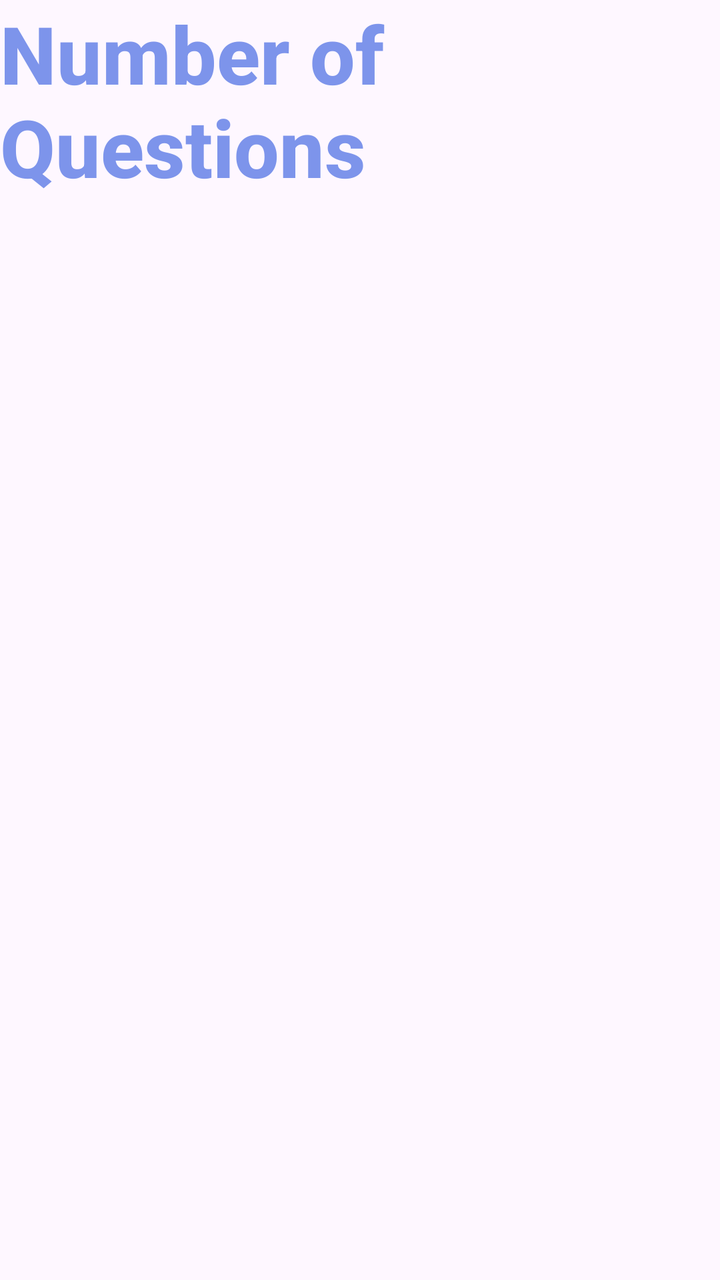
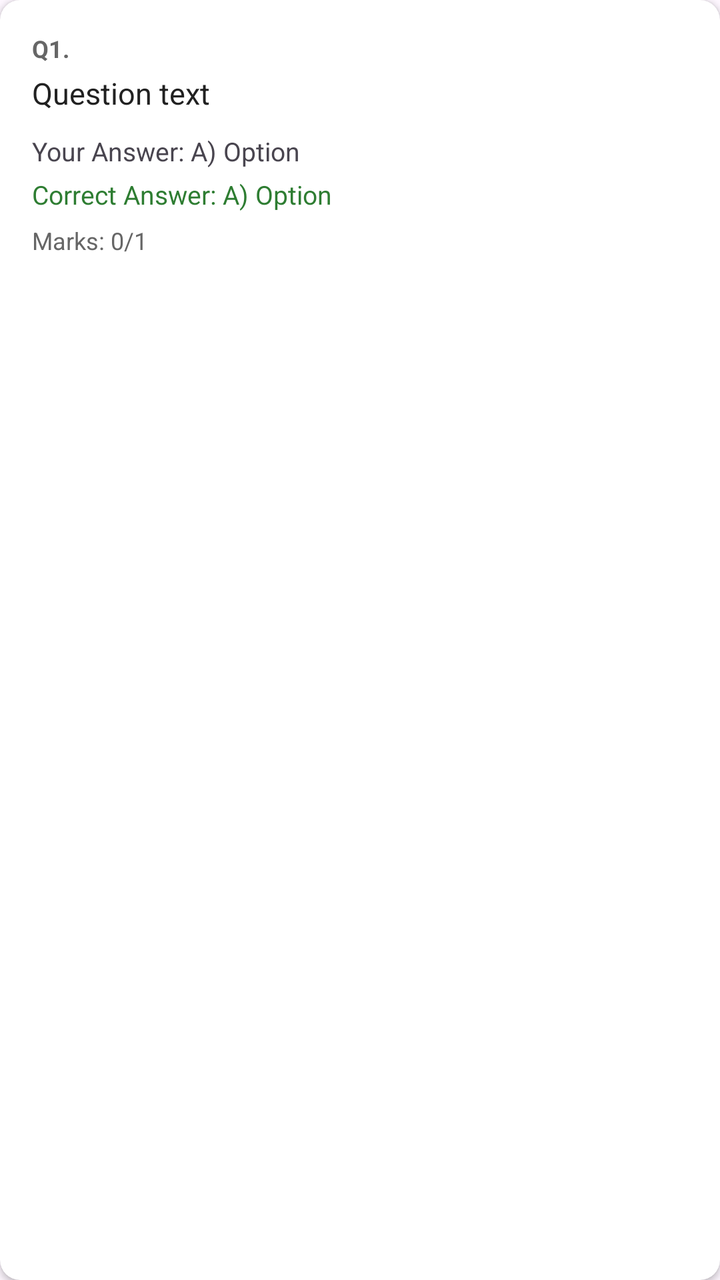

Two renders of the same Android screen: before a commit and after it. Below are the layout's source before the change and the commit's diff.
<!-- AndroidManifest.xml: application theme Theme.EduQuiz -->
<!-- res/layout/activity_result.xml -->
<?xml version="1.0" encoding="utf-8"?>
<androidx.constraintlayout.widget.ConstraintLayout xmlns:android="http://schemas.android.com/apk/res/android"
    xmlns:app="http://schemas.android.com/apk/res-auto"
    xmlns:tools="http://schemas.android.com/tools"
    android:id="@+id/main"
    android:layout_width="match_parent"
    android:layout_height="match_parent"
    tools:context=".studentactivities.ResultActivity">

    <TextView
        android:layout_width="match_parent"
        android:layout_height="wrap_content"
        android:text="Number of Questions"
        android:textColor="@color/blue"
        android:textSize="40dp"
        android:textStyle="bold"
        android:fontFamily="sans-serif-medium"
        android:layout_marginTop="100dp"
        android:layout_marginBottom="7dp"/>

</androidx.constraintlayout.widget.ConstraintLayout>
<!-- resources referenced by this layout -->
<resources>
  <color name="blue">#7D94EB</color>
  <style name="Theme.EduQuiz" parent="Base.Theme.EduQuiz" />
  <style name="Base.Theme.EduQuiz" parent="Theme.Material3.DayNight.NoActionBar">
          
          
      </style>
</resources>

<!-- the commit's change to res/layout/activity_result.xml (unified diff, before → after) -->
@@ -1,21 +1,62 @@
 <?xml version="1.0" encoding="utf-8"?>
-<androidx.constraintlayout.widget.ConstraintLayout xmlns:android="http://schemas.android.com/apk/res/android"
+<androidx.cardview.widget.CardView xmlns:android="http://schemas.android.com/apk/res/android"
     xmlns:app="http://schemas.android.com/apk/res-auto"
-    xmlns:tools="http://schemas.android.com/tools"
-    android:id="@+id/main"
     android:layout_width="match_parent"
-    android:layout_height="match_parent"
-    tools:context=".studentactivities.ResultActivity">
+    android:layout_height="wrap_content"
+    android:layout_marginTop="10dp"
+    app:cardCornerRadius="10dp"
+    app:cardElevation="2dp">
 
-    <TextView
+    <LinearLayout
         android:layout_width="match_parent"
         android:layout_height="wrap_content"
-        android:text="Number of Questions"
-        android:textColor="@color/blue"
-        android:textSize="40dp"
-        android:textStyle="bold"
-        android:fontFamily="sans-serif-medium"
-        android:layout_marginTop="100dp"
-        android:layout_marginBottom="7dp"/>
+        android:orientation="vertical"
+        android:padding="16dp">
 
-</androidx.constraintlayout.widget.ConstraintLayout>
+        <TextView
+            android:id="@+id/tvItemResultQuestionNumber"
+            android:layout_width="wrap_content"
+            android:layout_height="wrap_content"
+            android:text="Q1."
+            android:textColor="#666666"
+            android:textSize="12sp"
+            android:textStyle="bold" />
+
+        <TextView
+            android:id="@+id/tvItemResultQuestionText"
+            android:layout_width="match_parent"
+            android:layout_height="wrap_content"
+            android:layout_marginTop="4dp"
+            android:text="Question text"
+            android:textColor="#212121"
+            android:textSize="15sp" />
+
+        <TextView
+            android:id="@+id/tvItemResultYourAnswer"
+            android:layout_width="match_parent"
+            android:layout_height="wrap_content"
+            android:layout_marginTop="10dp"
+            android:text="Your Answer: A) Option"
+            android:textSize="13sp" />
+
+        <TextView
+            android:id="@+id/tvItemResultCorrectAnswer"
+            android:layout_width="match_parent"
+            android:layout_height="wrap_content"
+            android:layout_marginTop="4dp"
+            android:text="Correct Answer: A) Option"
+            android:textColor="#2E7D32"
+            android:textSize="13sp" />
+
+        <TextView
+            android:id="@+id/tvItemResultMarks"
+            android:layout_width="match_parent"
+            android:layout_height="wrap_content"
+            android:layout_marginTop="6dp"
+            android:text="Marks: 0/1"
+            android:textColor="#666666"
+            android:textSize="12sp" />
+
+    </LinearLayout>
+
+</androidx.cardview.widget.CardView>
<!-- resource entries referenced after the edit -->
@@ -1,6 +1,5 @@
 <!-- resources referenced by this layout -->
 <resources>
-  <color name="blue">#7D94EB</color>
   <style name="Theme.EduQuiz" parent="Base.Theme.EduQuiz" />
   <style name="Base.Theme.EduQuiz" parent="Theme.Material3.DayNight.NoActionBar">
           
